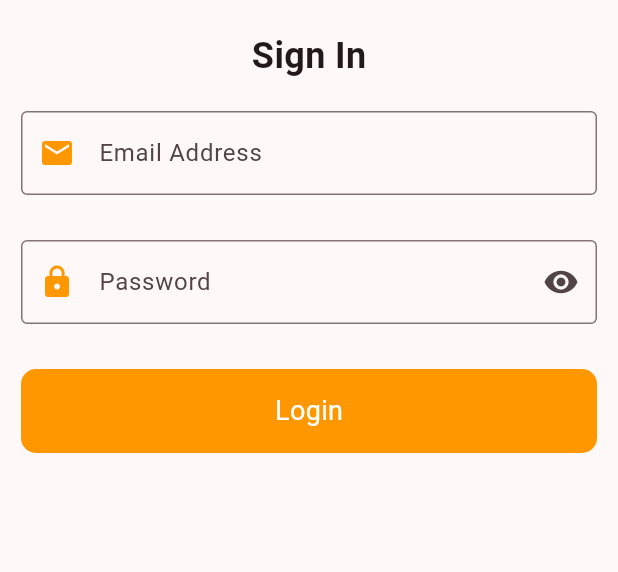
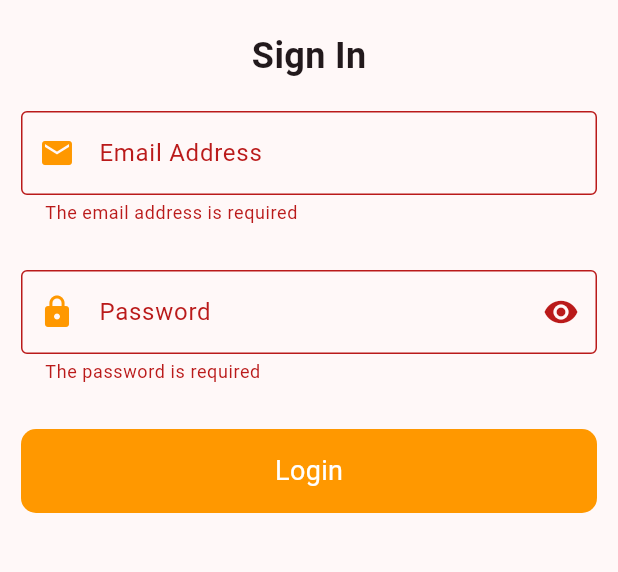
Before and after one commit to gorretgolden/30-Days-of-Flutter-Beginner-UI-Challenges, a Flutter app: the screen it shows after launch, after a tap on "Login", on a phone screen of 412 x 824 dp, the part 321-893 px from its top. Run offline on Flutter 3.47's test engine with Material 3 defaults, Android fonts, the phone set to English and light mode, and no system bars; network calls fail.

Commit message:
Day 5: Worked Login Page validation

```diff
--- /dev/null
+++ b/lib/day5.dart
@@ -0,0 +1,148 @@
+import 'package:flutter/material.dart';
+
+class ValidatedLoginPage extends StatefulWidget {
+  const ValidatedLoginPage({super.key});
+
+  @override
+  State<ValidatedLoginPage> createState() => _ValidatedLoginPageState();
+}
+
+class _ValidatedLoginPageState extends State<ValidatedLoginPage> {
+  //form key to main form state
+  final _formKey = GlobalKey<FormState>();
+  //text editing form field controllers to get field text
+  final _email_address_controller = TextEditingController();
+  final _password_controller = TextEditingController();
+  bool _isObSecure = true;
+  @override
+  Widget build(BuildContext context) {
+    return Scaffold(
+      body:Padding(
+        padding: const EdgeInsets.all(14.0),
+        child: SingleChildScrollView(
+          child: Column(
+            children: [
+              //leaving some margin at the top
+              const SizedBox(height:100.0),
+              //App logo
+              Center(child: Image.asset('assets/images/logo.png',height: 100.0,)),
+              const SizedBox(height:20.0),
+              const Text("Sign In",style: TextStyle(
+                fontSize: 24,
+                fontWeight: FontWeight.bold
+              ),),
+              const SizedBox(height:20.0),
+              //Form widget
+              Form(
+                //adding form key to uniquely identify the form and manage its state & validation
+                key:_formKey,
+                child: Column(
+                children: [
+                  //Email address text form field
+                  TextFormField(
+                    controller: _email_address_controller,
+                    //adding auto validation
+                    autovalidateMode: AutovalidateMode.onUserInteraction,
+                    decoration:  InputDecoration(
+                      border: const  OutlineInputBorder(),
+                      labelText: "Email Address",
+                      prefixIcon: const Icon(Icons.email,color:Colors.orange) ,
+                      focusedBorder: OutlineInputBorder(
+                        borderRadius: BorderRadius.circular(10.0),
+                        borderSide: const BorderSide(color: Colors.orange)
+                      )
+                    ),
+                    //adding email validation
+                    validator: (value) {
+                      //ensuring that the email address is not null
+                      if(value == null || value.isEmpty){
+                        return "The email address is required";//flutter automatically handles the
+                        //display of the error messages
+                      }
+                      //ensuring that the email address is of a right format
+                       if (!RegExp(r"^[a-zA-Z0-9._]+@[a-zA-Z0-9]+\.[a-zA-Z]+")
+                            .hasMatch(value)) {
+                          return "Enter a valid email address";
+                        }
+                        return null;
+                    },
+                  ),
+                      const SizedBox(height:30.0),
+                  //Password form field
+                  TextFormField(
+                    controller: _password_controller,
+                    //adding obsecurity
+                    obscureText: _isObSecure,
+                      //adding auto validation
+                    autovalidateMode: AutovalidateMode.onUserInteraction,
+                    decoration:  InputDecoration(
+                      border: const  OutlineInputBorder(),
+                      labelText: "Password",
+                      prefixIcon: const Icon(Icons.lock,color:Colors.orange) ,
+                      suffixIcon:IconButton(
+                      icon:   _isObSecure ?  const Icon(Icons.visibility):  const Icon(Icons.visibility_off),
+                      onPressed:(){
+                        //change value of _isObSecure
+                        setState(
+                          (){
+                          _isObSecure = !_isObSecure;
+                        }
+                        );
+                      }
+                      ), //adding password toggle visibility,
+                      focusedBorder: OutlineInputBorder(
+                        borderRadius: BorderRadius.circular(10.0),
+                        borderSide: const BorderSide(color: Colors.orange)
+                      )
+                    ),
+                     validator: (value) {
+                      //ensuring that the password is not null
+                      if(value == null || value.isEmpty){
+                        return "The password is required";//flutter automatically handles the
+                        //display of the error messages
+                      }
+                      //ensuring that the password lenght is not short
+                       if (value.length < 6){
+
+                          return "The password is too short";
+                        }
+                        return null;
+                    },
+                  ),
+                    const SizedBox(height:30.0),
+                  //Login button
+                  GestureDetector(
+                    onTap: (){
+                     //ensuring that the input fields are validate before form submission
+                     if(_formKey.currentState?.validate() ?? false){
+                       print("Form submitted");
+                     }else{
+                      print("Form has errors");
+                     }
+                    },
+                    child: Container(
+                      width: MediaQuery.of(context).size.width,
+                      padding: const EdgeInsets.symmetric(vertical: 15.0,horizontal: 50.0),
+                      decoration:BoxDecoration(
+                        color: Colors.orange,
+                        borderRadius: BorderRadius.circular(10.0)
+                      ) ,
+                      child: const Center(
+                        child:  Text("Login",style: TextStyle(
+                          color: Colors.white,
+                          fontSize: 18
+                        ),),
+                      ),
+                    ),
+                  )
+
+                ],
+              ))
+            ],
+          ),
+        )
+        )
+
+    );
+  }
+}
--- a/lib/main.dart
+++ b/lib/main.dart
@@ -3,6 +3,7 @@ import 'package:thirty_days_beginner_ui_basics/day1.dart';
 import 'package:thirty_days_beginner_ui_basics/day2.dart';
 import 'package:thirty_days_beginner_ui_basics/day3.dart';
 import 'package:thirty_days_beginner_ui_basics/day4.dart';
+import 'package:thirty_days_beginner_ui_basics/day5.dart';
 
 void main() {
   runApp(const MyApp());
@@ -22,7 +23,7 @@ class MyApp extends StatelessWidget {
         colorScheme: ColorScheme.fromSeed(seedColor: Colors.black),
         useMaterial3: true,
       ),
-      home: const LoginPage()
+      home: const ValidatedLoginPage()
     );
   }
 }
```
